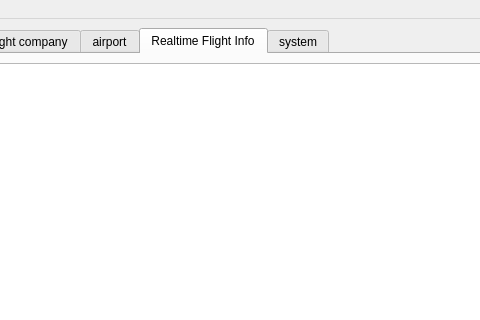
First picture: the form in mainplatformwindow.ui, repository Aloereed/Flightman_Platform_DATA130039, before the edit; both pictures show x 190 to 670 and y 0 to 320 of the 753 by 600 pixel window.
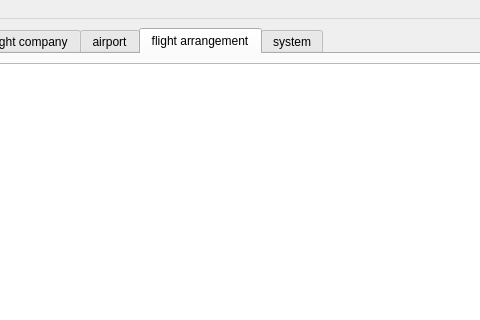
Second picture: the form after the edit. The open tabs and pages were chosen to show the change. Icons and pictures are not drawn.

```diff
--- a/mainplatformwindow.ui
+++ b/mainplatformwindow.ui
@@ -477,7 +477,7 @@
        </widget>
        <widget class="QWidget" name="tab_6">
         <attribute name="title">
-         <string>Realtime Flight Info</string>
+         <string>flight arrangement</string>
         </attribute>
         <layout class="QHBoxLayout" name="horizontalLayout_12">
          <item>
```
Left out of the diff: 2 changed lines with no effect on the pictures.
